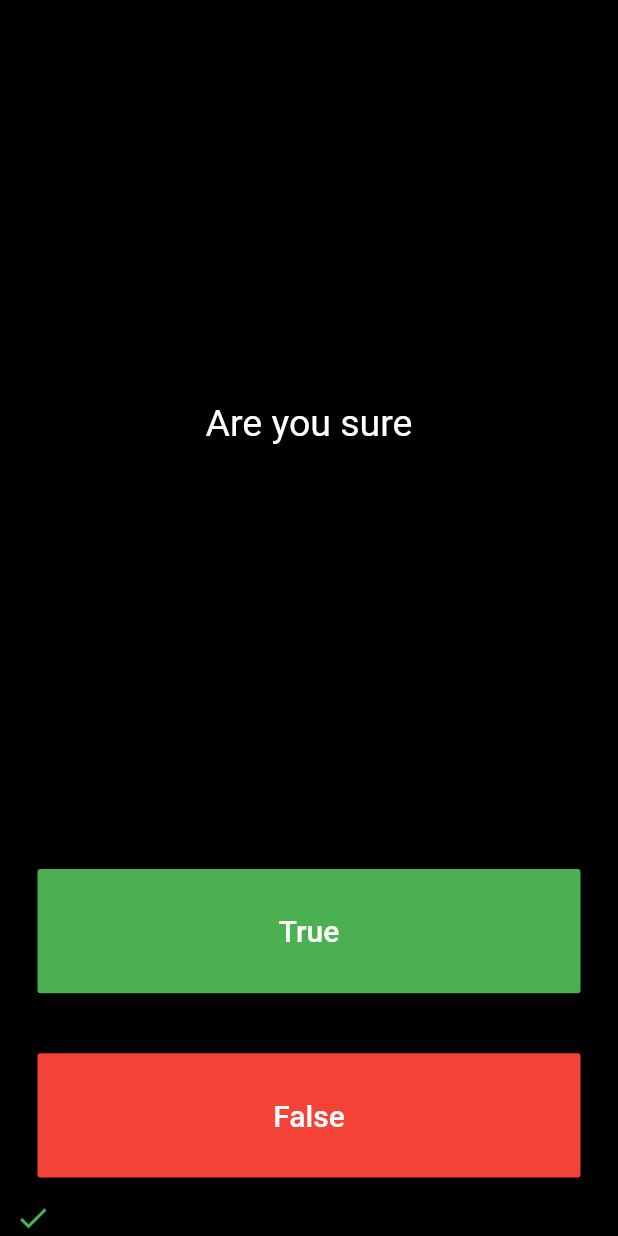
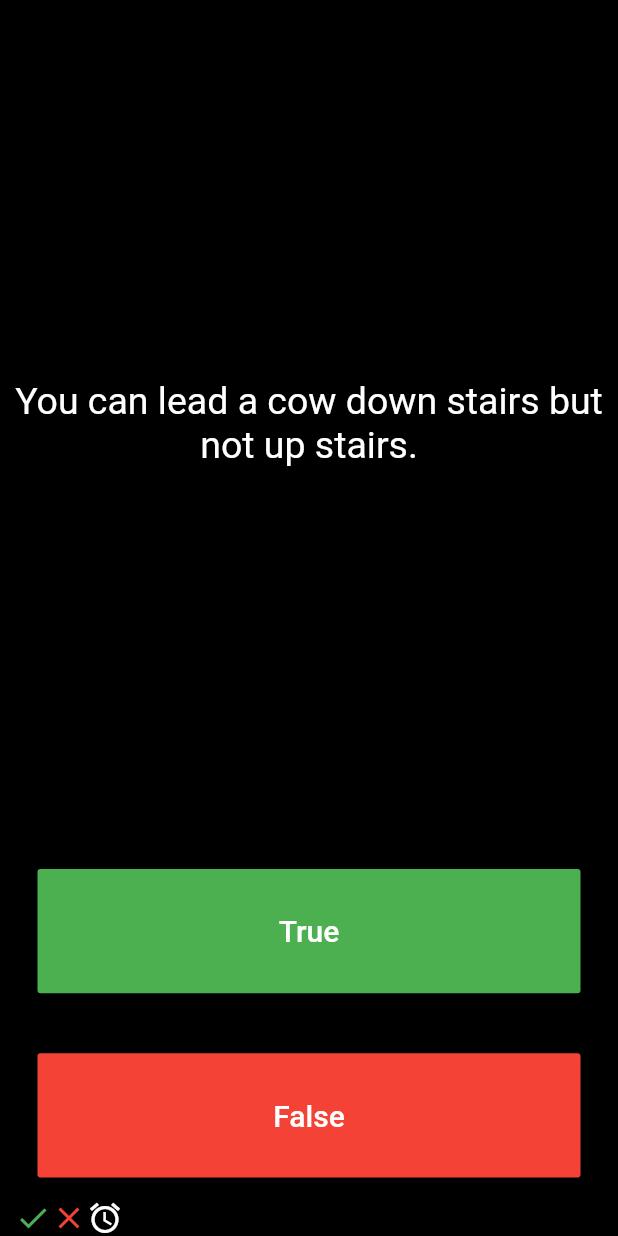
Before and after one commit to ejirocodes/Quzler, a Flutter app: the screen it shows after launch, after a tap on "True", on a phone screen of 412 x 824 dp. Run offline on Flutter 3.47's test engine with Material 2 defaults, Android fonts, the phone set to English and light mode, and no system bars.

Commit message:
display questions

```diff
--- a/lib/main.dart
+++ b/lib/main.dart
@@ -27,6 +27,22 @@ class Quizpage extends StatefulWidget {
 }
 
 class _QuizpageState extends State<Quizpage> {
+  List<Icon> scoreKeeper = [
+    Icon(
+      Icons.check,
+      color: Colors.green,
+    ),
+    Icon(
+      Icons.close,
+      color: Colors.red,
+    )
+  ];
+
+  List<String> questions = [
+    'You can lead a cow down stairs but not up stairs.',
+    'Approximately one quarter of human bones are in the feet.',
+    'A slug\'s blood is green.'
+  ];
   @override
   Widget build(BuildContext context) {
     return Column(
@@ -37,7 +53,8 @@ class _QuizpageState extends State<Quizpage> {
           flex: 5,
           child: Center(
             child: Text(
-              'Are you sure',
+              questions[0],
+              textAlign: TextAlign.center,
               style: TextStyle(color: Colors.white, fontSize: 25.0),
             ),
           ),
@@ -49,7 +66,16 @@ class _QuizpageState extends State<Quizpage> {
             child: FlatButton(
               focusColor: Colors.green.shade700,
               color: Colors.green,
-              onPressed: () {},
+              onPressed: () {
+                setState(() {
+                  scoreKeeper.add(
+                    Icon(
+                      Icons.access_alarm,
+                      color: Colors.white,
+                    ),
+                  );
+                });
+              },
               child: Text(
                 'True',
                 style: TextStyle(color: Colors.white, fontSize: 20.0),
@@ -67,7 +93,11 @@ class _QuizpageState extends State<Quizpage> {
             child: FlatButton(
               focusColor: Colors.red.shade900,
               color: Colors.red,
-              onPressed: () {},
+              onPressed: () {
+                setState(() {
+                  scoreKeeper.removeLast();
+                });
+              },
               child: Text(
                 'False',
                 style: TextStyle(color: Colors.white, fontSize: 20.0),
@@ -76,14 +106,41 @@ class _QuizpageState extends State<Quizpage> {
           ),
         ),
         Row(
-          children: [
-            Icon(
-              Icons.check,
-              color: Colors.green,
-            )
-          ],
+          children: scoreKeeper,
         )
       ],
     );
   }
 }
+
+//question1: 'You can lead a cow down stairs but not up stairs.', false,
+//question2: 'Approximately one quarter of human bones are in the feet.', true,
+//question3: 'A slug\'s blood is green.', true,
+
+/*
+Question('Some cats are actually allergic to humans', true),
+    Question('You can lead a cow down stairs but not up stairs.', false),
+    Question('Approximately one quarter of human bones are in the feet.', true),
+    Question('A slug\'s blood is green.', true),
+    Question('Buzz Aldrin\'s mother\'s maiden name was \"Moon\".', true),
+    Question('It is illegal to pee in the Ocean in Portugal.', true),
+    Question(
+        'No piece of square dry paper can be folded in half more than 7 times.',
+        false),
+    Question(
+        'In London, UK, if you happen to die in the House of Parliament, you are technically entitled to a state funeral, because the building is considered too sacred a place.',
+        true),
+    Question(
+        'The loudest sound produced by any animal is 188 decibels. That animal is the African Elephant.',
+        false),
+    Question(
+        'The total surface area of two human lungs is approximately 70 square metres.',
+        true),
+    Question('Google was originally called \"Backrub\".', true),
+    Question(
+        'Chocolate affects a dog\'s heart and nervous system; a few ounces are enough to kill a small dog.',
+        true),
+    Question(
+        'In West Virginia, USA, if you accidentally hit an animal with your car, you are free to take it home to eat.',
+        true),
+ */
```
